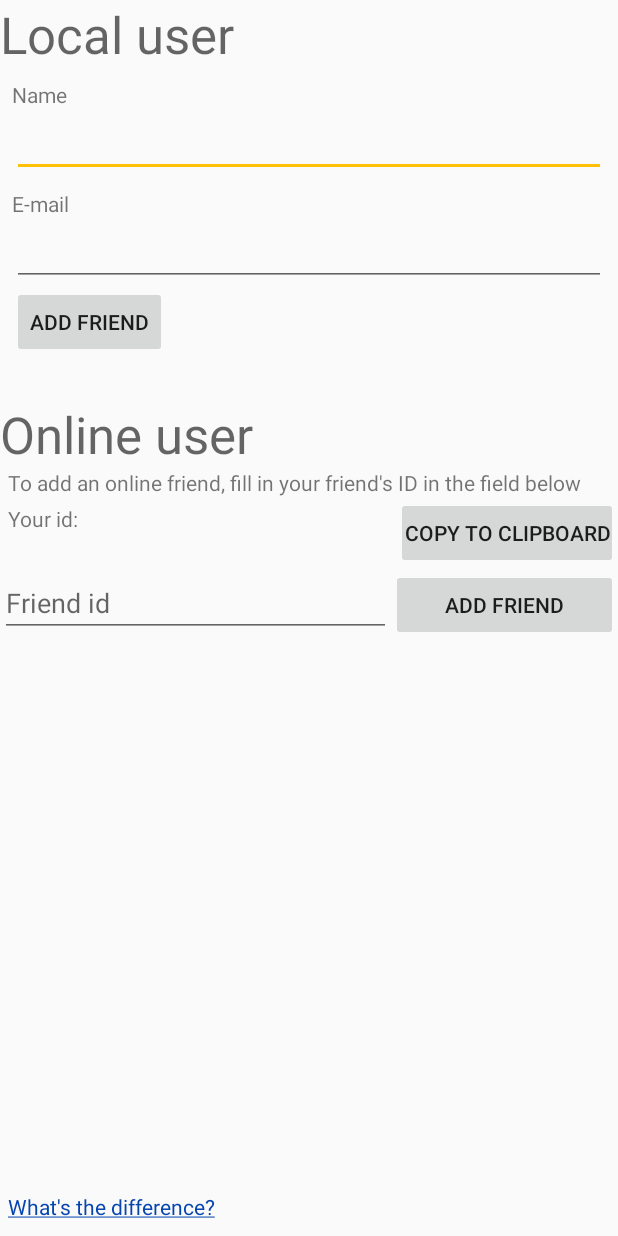
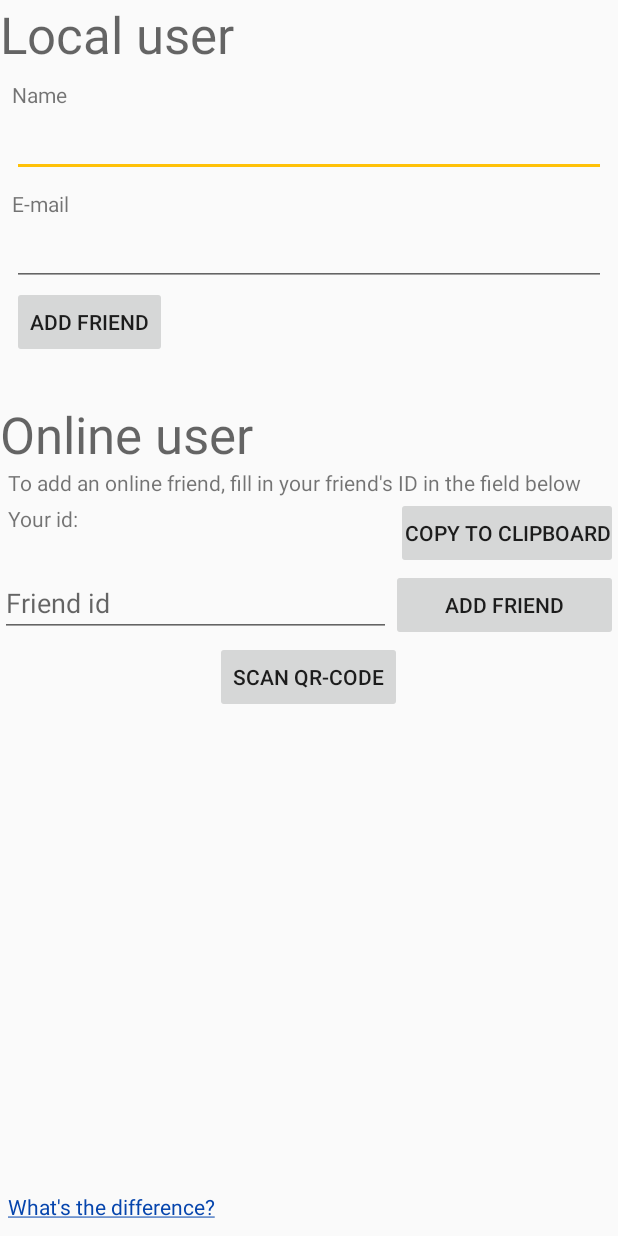
Before and after one commit to ajuvercr/bill-it, an Android app: the AddFriend screen opened directly, with no data from a screen before it, on a phone screen of 412 x 824 dp. Run offline under Robolectric (Android 15) with nearby library versions, the phone set to English and light mode, and no system bars; our stand-ins replace Firebase (no records; nobody signed in at launch, a user with empty details on screens opened directly); libraries missing offline, so code that uses them is left out: net.glxn.qrgen; 4 statements that could not run were skipped.

Commit message:
add barcodes to online friends

```diff
--- a/app/build.gradle
+++ b/app/build.gradle
@@ -43,6 +43,7 @@ dependencies {
     implementation 'com.google.firebase:firebase-firestore:17.0.2'
     implementation 'com.android.support:multidex:1.0.3'
     implementation 'com.google.firebase:firebase-ml-vision:16.0.0'
+    compile 'com.github.kenglxn.QRGen:android:2.5.0'
 }
 
 apply plugin: 'com.google.gms.google-services'
--- a/app/src/main/AndroidManifest.xml
+++ b/app/src/main/AndroidManifest.xml
@@ -20,6 +20,10 @@
         android:largeHeap="true"
         android:supportsRtl="true"
         android:theme="@style/AppTheme">
+
+        <meta-data
+            android:name="com.google.android.gms.vision.DEPENDENCIES"
+            android:value="barcode"/>
 
         <activity android:name="seacoalCo.bill_it.LoginActivity">
             <intent-filter>
--- a/app/src/main/res/layout/activity_add_friend.xml
+++ b/app/src/main/res/layout/activity_add_friend.xml
@@ -149,6 +149,22 @@
 
     </LinearLayout>
 
+    <LinearLayout
+        android:layout_width="match_parent"
+        android:gravity="center"
+        android:orientation="vertical"
+        android:layout_height="wrap_content">
+        <Button
+            android:layout_width="wrap_content"
+            android:layout_height="wrap_content"
+            android:text="@string/scan_qr_code"
+            android:onClick="onScan"/>
+        <ImageView
+            android:id="@+id/qrView"
+            android:layout_width="wrap_content"
+            android:layout_height="wrap_content" />
+    </LinearLayout>
+
     <TextView
         android:id="@+id/differenceView"
         android:layout_width="wrap_content"
--- a/app/src/main/res/values/strings.xml
+++ b/app/src/main/res/values/strings.xml
@@ -130,6 +130,7 @@
     <string name="group_tutorial" translatable="false">group_tutorial</string>
     <string name="group_tutorial_title">Group overview</string>
     <string name="group_tutorial_message">Edit group name, add new group members, send an overview to group members, remove members by swiping left or right, manually add items, scan items or split them.</string>
+    <string name="scan_qr_code">Scan QR-code</string>
     <plurals name="divide_items">
         <item quantity="one">Divide %d item</item>
         <item quantity="other">Divide %d items</item>
--- a/build.gradle
+++ b/build.gradle
@@ -20,6 +20,8 @@ allprojects {
     repositories {
         google()
         jcenter()
+
+        maven { url "https://jitpack.io" }
     }
 }
 
```
Also changed, not shown: app/src/main/java/seacoalCo/bill_it/friends/AddFriend.java (+89 -5 lines).
